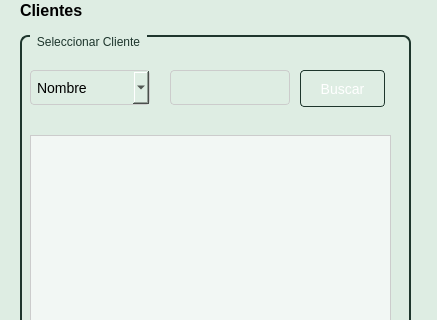
Old version of the form Sistema de ventas/ui/FrmBuscarClienteVentas.ui in the repository CodeDrTech/DevelopPython; both pictures show x 0 to 437 and y 0 to 320 of the 437 by 556 pixel window.
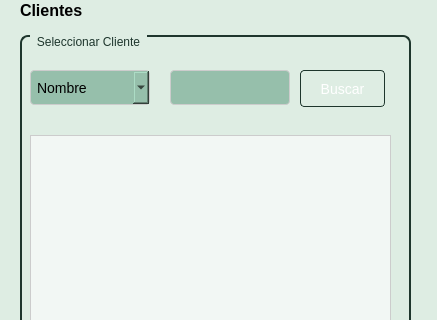
New version of the form.

```diff
--- a/Sistema de ventas/ui/FrmBuscarClienteVentas.ui
+++ b/Sistema de ventas/ui/FrmBuscarClienteVentas.ui
@@ -93,8 +93,9 @@
       </rect>
      </property>
      <property name="styleSheet">
-      <string notr="true">QComboBox {
-    background-color: #deede3;
+      <string notr="true">/* Estilos para QComboBox */
+QComboBox {
+    background-color: #96bfab;
     border: 1px solid #cccccc;
     padding: 6px;
     border-radius: 4px;
@@ -176,7 +177,7 @@
      </property>
      <property name="styleSheet">
       <string notr="true">QLineEdit {
-    background-color: #deede3;
+    background-color: #96bfab;
     border: 1px solid #cccccc;
     padding: 6px;
     border-radius: 4px;
```
Left out of the diff: 4 changed lines with no effect on the pictures.
